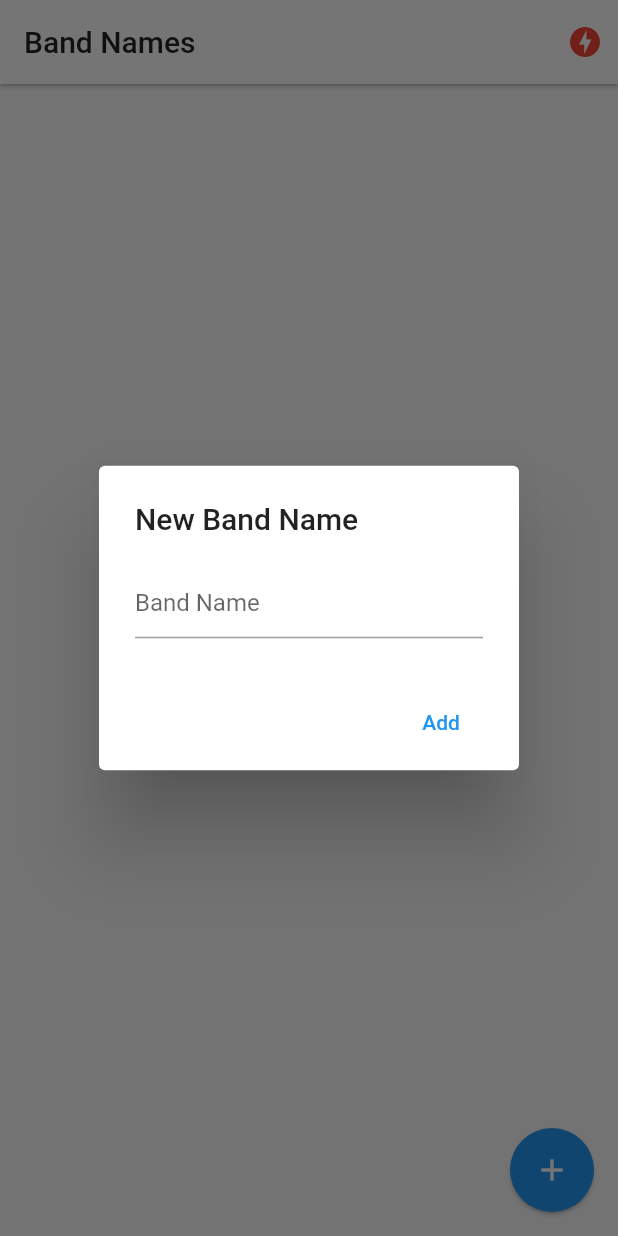
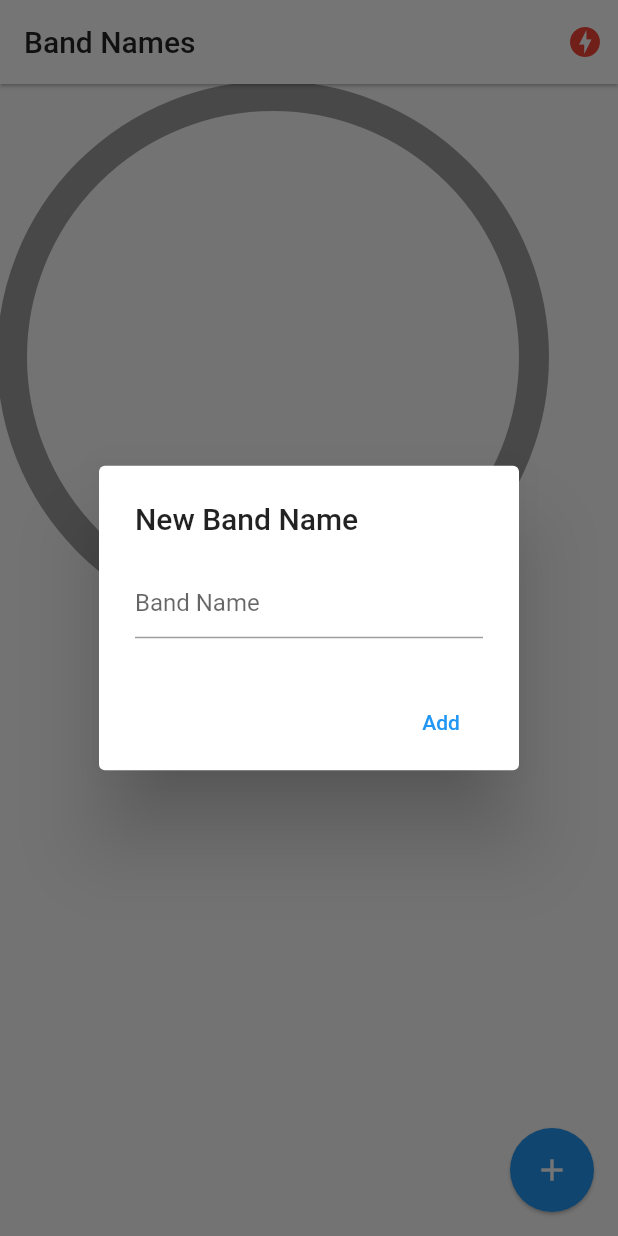
Before and after one commit to danireysan/band_names, a Flutter app: the screen it shows after launch, after a tap on the "add" icon, on a phone screen of 412 x 824 dp. Run offline on Flutter 3.47's test engine with Material 2 defaults, Android fonts, the phone set to English and light mode, and no system bars; drawn by our look-alikes of pie_chart; our stand-ins replace socket_io_client; network calls fail.

Commit message:
added pie chart

```diff
--- a/lib/pages/home.dart
+++ b/lib/pages/home.dart
@@ -1,9 +1,9 @@
-import 'dart:developer';
 import 'dart:io';
 
 import 'package:band_names/models/model.dart';
 import 'package:flutter/cupertino.dart';
 import 'package:flutter/material.dart';
+import 'package:pie_chart/pie_chart.dart';
 import 'package:provider/provider.dart';
 
 import '../services/socket_service.dart';
@@ -21,11 +21,13 @@ class _HomePageState extends State<HomePage> {
   void initState() {
     super.initState();
     final socketService = Provider.of<SocketService>(context, listen: false);
-    socketService.socket.on('active-bands', (payload) {
+    socketService.socket.on('active-bands', _handleActiveBands);
+  }
+
+  _handleActiveBands(payload) {
     bands = (payload as List).map((band) => Band.fromMap(band)).toList();
 
     setState(() {});
-    });
   }
 
   @override
@@ -68,9 +70,44 @@ class _HomePageState extends State<HomePage> {
         elevation: 1,
         child: const Icon(Icons.add),
       ),
-      body: ListView.builder(
+      body: Column(
+        children: [
+          _showGraph(),
+          Expanded(
+            child: ListView.builder(
               itemCount: bands.length,
               itemBuilder: (_, i) => _bandTile(bands[i]),
+            ),
+          ),
+        ],
+      ),
+    );
+  }
+
+  PieChart _showGraph() {
+    Map<String, double> dataMap = {};
+
+    for (var band in bands) {
+      dataMap.putIfAbsent(band.name, () => band.votes.toDouble());
+    }
+
+    List<Color> colorList = [
+      Colors.blue[50] as Color,
+      Colors.blue[200] as Color,
+      Colors.pink[50] as Color,
+      Colors.pink[200] as Color,
+      Colors.yellow[50] as Color,
+      Colors.yellow[200] as Color,
+      Colors.red[50] as Color,
+      Colors.red[200] as Color,
+    ];
+
+    return PieChart(
+      chartType: ChartType.ring,
+      dataMap: dataMap,
+      colorList: colorList,
+      chartValuesOptions: const ChartValuesOptions(
+        decimalPlaces: 0,
       ),
     );
   }
@@ -103,9 +140,7 @@ class _HomePageState extends State<HomePage> {
           ),
         ),
       ),
-      onDismissed: (direction) {
-        socketService.emit('delete-band', {'id': band.id});
-      },
+      onDismissed: (_) => socketService.emit('delete-band', {'id': band.id}),
       child: ListTile(
         leading: CircleAvatar(
           backgroundColor: Colors.blue[100],
@@ -116,9 +151,7 @@ class _HomePageState extends State<HomePage> {
           band.votes.toString(),
           style: const TextStyle(fontSize: 20),
         ),
-        onTap: () {
-          socketService.socket.emit('vote-band', {'id': band.id});
-        },
+        onTap: () => socketService.emit('vote-band', {'id': band.id}),
       ),
     );
   }
@@ -129,8 +162,7 @@ class _HomePageState extends State<HomePage> {
     if (Platform.isAndroid) {
       return showDialog(
         context: context,
-        builder: (context) {
-          return AlertDialog(
+        builder: (_) => AlertDialog(
           title: const Text('New Band Name'),
           content: TextField(
             controller: bandController,
@@ -146,15 +178,13 @@ class _HomePageState extends State<HomePage> {
               child: const Text('Add'),
             )
           ],
-          );
-        },
+        ),
       );
     }
 
     showCupertinoDialog(
       context: context,
-      builder: (_) {
-        return CupertinoAlertDialog(
+      builder: (_) => CupertinoAlertDialog(
         title: const Text('New Band Name'),
         content: TextField(
           controller: bandController,
@@ -174,8 +204,7 @@ class _HomePageState extends State<HomePage> {
             child: const Text('Dismiss'),
           ),
         ],
-        );
-      },
+      ),
     );
   }
 
--- a/pubspec.yaml
+++ b/pubspec.yaml
@@ -11,7 +11,7 @@ dependencies:
     sdk: flutter
   provider: ^6.0.5
   socket_io_client: ^2.0.1
-
+  pie_chart: ^5.3.2
 dev_dependencies:
   flutter_test:
     sdk: flutter
```
Also changed, not shown: pubspec.lock. Lines whose indentation alone changed are shown as unchanged.
